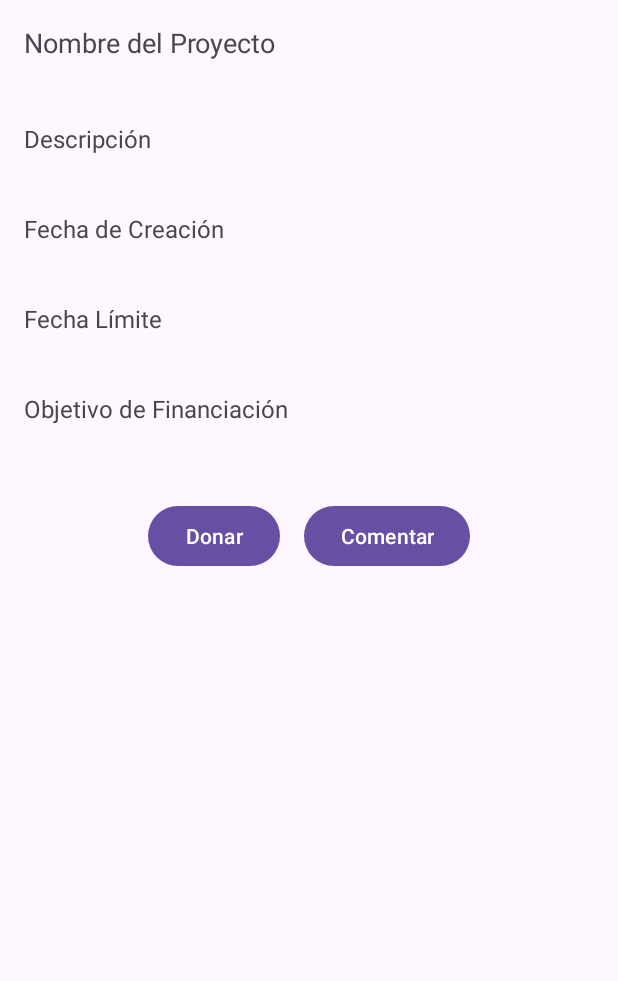
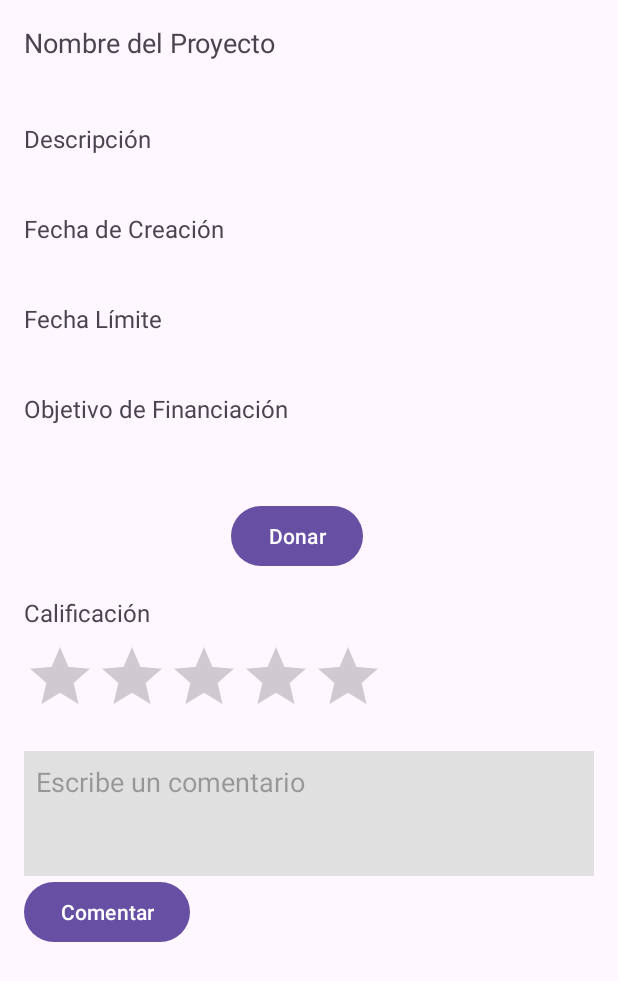
Before and after one commit to urenakiller10/App_Comida_Cercana, an Android app: the DetalleProyectoActivity screen opened directly, with no data from a screen before it, on a phone screen of 412 x 824 dp. Shown: the top 981 px of the screen. Run offline under Robolectric (Android 15) with nearby library versions, the phone set to English and light mode, and no system bars; our stand-ins replace Firebase (no records; nobody signed in at launch, a user with empty details on screens opened directly); 1 statement that could not run was skipped.

Commit message:
Aparecen estrellas para calificar y cuadro para comentar (no se guarda en base)

```diff
--- a/CrowFunding/app/src/main/res/layout/view_proyecto.xml
+++ b/CrowFunding/app/src/main/res/layout/view_proyecto.xml
@@ -1,4 +1,3 @@
-<!-- res/layout/view_proyecto.xml -->
 <LinearLayout xmlns:android="http://schemas.android.com/apk/res/android"
     android:orientation="vertical"
     android:padding="16dp"
@@ -99,10 +98,49 @@
             android:text="Donar"
             android:layout_marginEnd="16dp" />
 
-        <Button
-            android:id="@+id/btnComentar"
-            android:layout_width="wrap_content"
-            android:layout_height="wrap_content"
-            android:text="Comentar" />
+
     </LinearLayout>
+
+    <!-- Calificación de Estrellas -->
+    <TextView
+        android:layout_width="wrap_content"
+        android:layout_height="wrap_content"
+        android:text="Calificación"
+        android:textSize="16sp"
+        android:paddingTop="16dp" />
+
+    <RatingBar
+        android:id="@+id/ratingBar"
+        android:layout_width="wrap_content"
+        android:layout_height="wrap_content"
+        android:numStars="5"
+        android:stepSize="1.0"
+        android:layout_marginTop="8dp" />
+
+    <!-- Cuadro de Comentarios -->
+    <EditText
+        android:id="@+id/editTextComentario"
+        android:layout_width="match_parent"
+        android:layout_height="wrap_content"
+        android:hint="Escribe un comentario"
+        android:inputType="textMultiLine"
+        android:lines="3"
+        android:gravity="top"
+        android:layout_marginTop="16dp"
+        android:padding="8dp"
+        android:background="#E0E0E0"
+        android:paddingHorizontal="16dp" />
+
+
+    <Button
+        android:id="@+id/btnComentar"
+        android:layout_width="wrap_content"
+        android:layout_height="wrap_content"
+        android:text="Comentar" />
+
+
+
+
+
+
 </LinearLayout>
```
